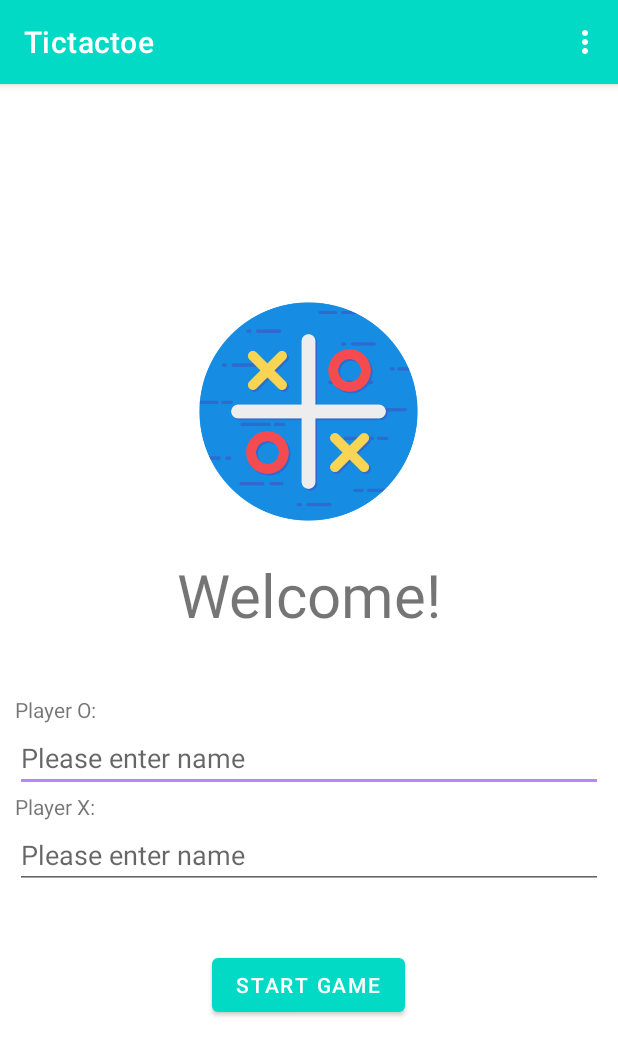
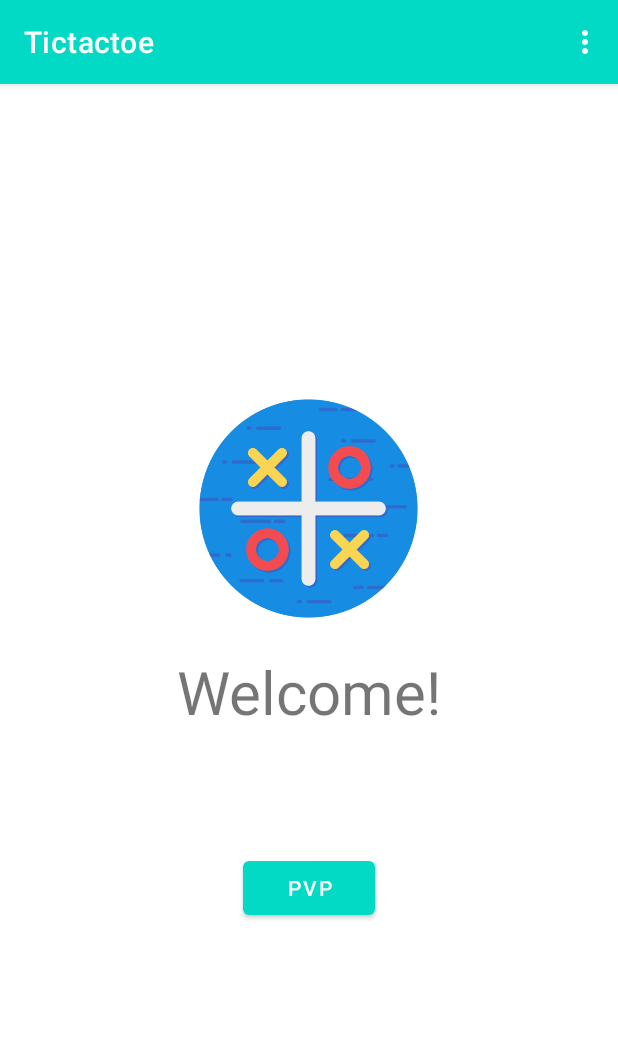
Before and after one commit to boogeymanCoder/Tictactoe, an Android app: the screen it shows after launch (MainActivity), on a phone screen of 412 x 824 dp. Shown: the top 1056 px of the screen. Run offline under Robolectric (Android 15) with nearby library versions, the phone set to English and light mode, and no system bars.

Commit message:
fixed styles

```diff
--- a/app/src/main/java/adet/finalsproject/t174/tictactoe/MainActivity.java
+++ b/app/src/main/java/adet/finalsproject/t174/tictactoe/MainActivity.java
@@ -19,36 +19,14 @@ import java.util.ArrayList;
 
 public class MainActivity extends HasNavbarMenu {
 
-    EditText playerONameField;
-    EditText playerXNameField;
-
     @Override
     protected void onCreate(Bundle savedInstanceState) {
         super.onCreate(savedInstanceState);
         setContentView(R.layout.activity_main);
 
-        playerONameField = findViewById(R.id.playerOName);
-        playerXNameField = findViewById(R.id.playerXName);
     }
 
-    public void startGame(View v) {
-        String playerOName = playerONameField.getText().toString();
-        String playerXName = playerXNameField.getText().toString();
-
-        if(playerOName.isEmpty() || playerXName.isEmpty()) {
-            Toast.makeText(this, "Please enter player names", Toast.LENGTH_SHORT).show();
-            return;
-        }
-
-        if(playerOName.equals(playerXName)) {
-            Toast.makeText(this, "Players cannot have the same names", Toast.LENGTH_SHORT).show();
-            return;
-        }
-
-        navigateToGrid();
-    }
-
-    public void navigateToGrid() {
+    public void navigateToGrid(View view) {
         Intent intent = new Intent(MainActivity.this,GridActivity.class);
 //        intent.setFlags(intent.getFlags() | Intent.FLAG_ACTIVITY_NO_HISTORY);
         startActivity(intent);
--- a/app/src/main/res/layout/activity_main.xml
+++ b/app/src/main/res/layout/activity_main.xml
@@ -8,7 +8,7 @@
     android:gravity="center"
     android:orientation="vertical"
     android:padding="10sp"
-    tools:context=".GridActivity">
+    tools:context=".MainActivity">
 
     <ImageView
         android:id="@+id/imageView3"
@@ -26,39 +26,11 @@
         android:textAlignment="center"
         android:textSize="40sp" />
 
-    <TextView
-        android:id="@+id/textView6"
-        android:layout_width="match_parent"
-        android:layout_height="wrap_content"
-        android:text="@string/player_o" />
-
-    <EditText
-        android:id="@+id/playerXName"
-        android:layout_width="match_parent"
-        android:layout_height="wrap_content"
-        android:ems="10"
-        android:hint="@string/please_enter_name"
-        android:inputType="textPersonName" />
-
-    <TextView
-        android:id="@+id/textView7"
-        android:layout_width="match_parent"
-        android:layout_height="wrap_content"
-        android:text="@string/player_x" />
-
-    <EditText
-        android:id="@+id/playerOName"
-        android:layout_width="match_parent"
-        android:layout_height="wrap_content"
-        android:ems="10"
-        android:hint="@string/please_enter_name"
-        android:inputType="textPersonName" />
-
     <Button
         android:id="@+id/button"
         android:layout_width="wrap_content"
         android:layout_height="wrap_content"
         android:layout_marginTop="40sp"
-        android:onClick="startGame"
-        android:text="@string/start_game" />
+        android:onClick="navigateToGrid"
+        android:text="@string/pvp" />
 </LinearLayout>
--- a/app/src/main/res/values/strings.xml
+++ b/app/src/main/res/values/strings.xml
@@ -18,4 +18,5 @@
     <string name="settings">Settings</string>
     <string name="light_mode">Light Mode</string>
     <string name="night_node">Night Mode</string>
+    <string name="pvp">PVP</string>
 </resources>
```
Also changed, not shown: app/src/main/res/layout/activity_grid.xml (+2 -7 lines).
